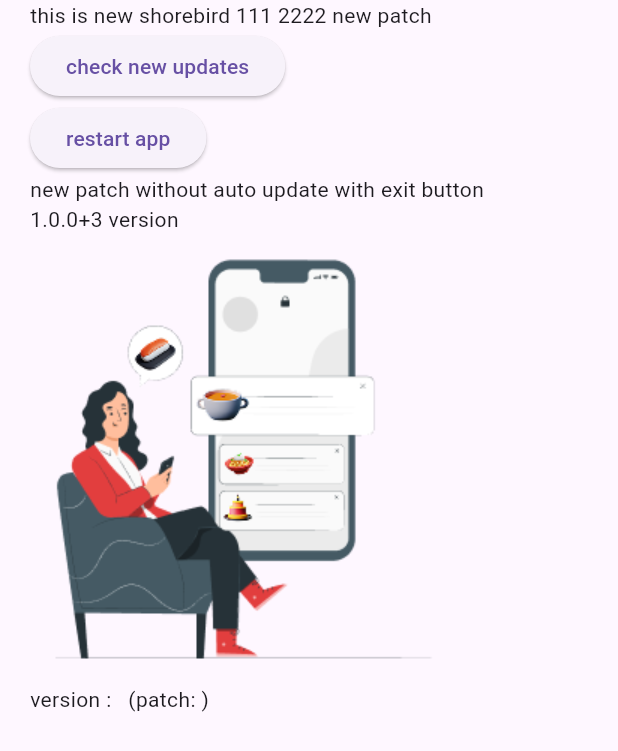
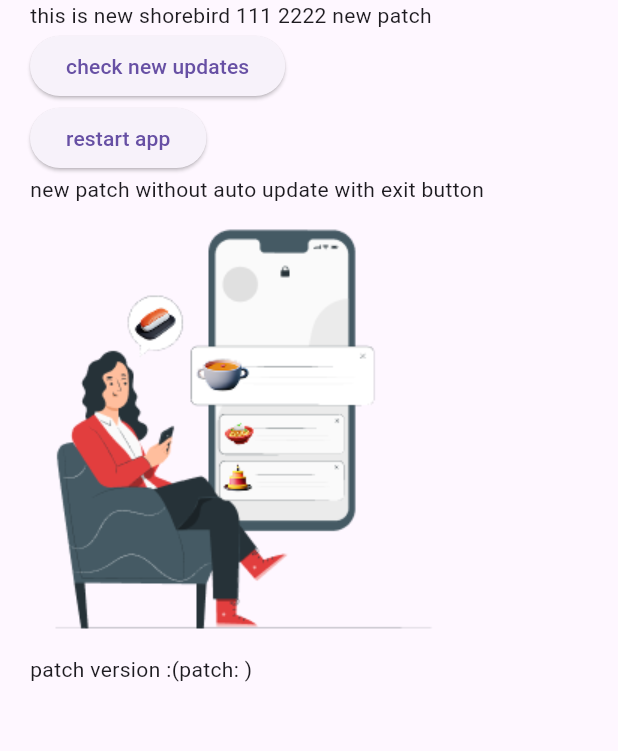
Before and after one commit to Kaushik-Pandav-Lumeaf/shorebird_demo, a Flutter app: the screen it shows after launch, on a phone screen of 412 x 824 dp. Shown: the top 751 px of the screen. Run offline on Flutter 3.47's test engine with Material 3 defaults, Android fonts, the phone set to English and light mode, and no system bars; our stand-ins replace package_info_plus; missing offline and left inert: shorebird_code_push.

Commit message:
- hotfix: first with ci cd

```diff
--- a/lib/homepage/home_page.dart
+++ b/lib/homepage/home_page.dart
@@ -31,9 +31,8 @@ class HomePage extends StatelessWidget {
                 child: Text("restart app"),
               ),
               Text("new patch without auto update with exit button"),
-              Text("1.0.0+3 version"),
               Image.asset("assets/select 1.png"),
-              Text("version :   ${ShorebirdHelper.instance.currentAppVersion}"),
+              Text("patch version :${ShorebirdHelper.instance.currentAppVersion}"),
             ],
           ),
         ),
```
